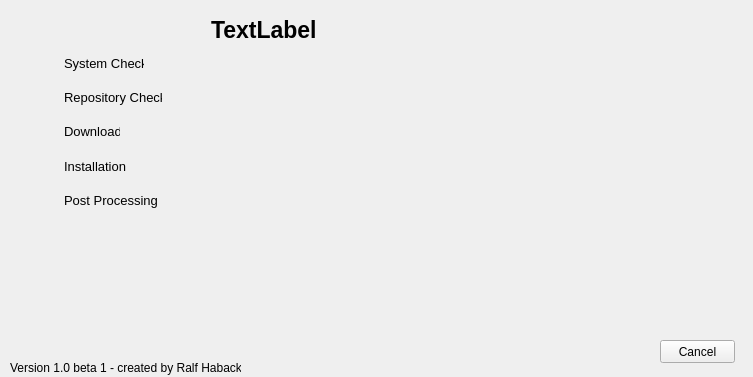
First picture: the form in single-package-installer/installerdialog.ui, repository KDE/kdewin-installer, before the edit.
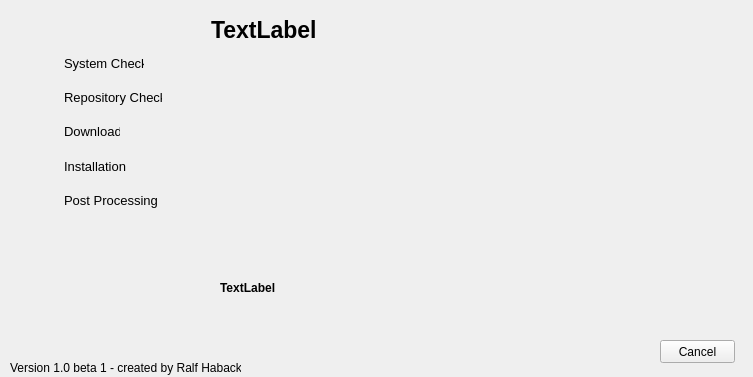
Second picture: the form after the edit. Icons and pictures are not drawn.

Commit message: added delay before downloading to let user a chance to cancel - suggested by Patrick von Reth

Diff of the .ui file:
```diff
--- a/single-package-installer/installerdialog.ui
+++ b/single-package-installer/installerdialog.ui
@@ -232,10 +232,10 @@
   <widget class="QLabel" name="hintLabel">
    <property name="geometry">
     <rect>
-     <x>230</x>
-     <y>70</y>
+     <x>220</x>
+     <y>60</y>
      <width>501</width>
-     <height>241</height>
+     <height>211</height>
     </rect>
    </property>
    <property name="minimumSize">
@@ -303,7 +303,30 @@
     <string/>
    </property>
    <property name="pixmap">
-    <pixmap resource="installerdialog.qrc">:/images/kde.png</pixmap>
+    <pixmap resource="../end-user-installer/installerdialog.qrc">:/images/kde.png</pixmap>
+   </property>
+  </widget>
+  <widget class="QLabel" name="subLabel">
+   <property name="geometry">
+    <rect>
+     <x>220</x>
+     <y>280</y>
+     <width>501</width>
+     <height>16</height>
+    </rect>
+   </property>
+   <property name="font">
+    <font>
+     <pointsize>9</pointsize>
+     <weight>75</weight>
+     <bold>true</bold>
+    </font>
+   </property>
+   <property name="autoFillBackground">
+    <bool>false</bool>
+   </property>
+   <property name="text">
+    <string>TextLabel</string>
    </property>
   </widget>
  </widget>
```
Left out of the diff: 2 changed lines with no effect on the pictures. The commit also changes 2 other files.
